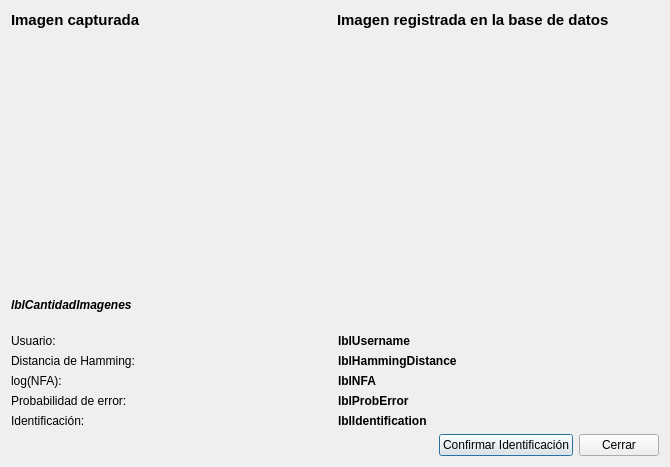
Qt form ui-c++/matchingdialog.ui (mottalli/horus) before a commit.
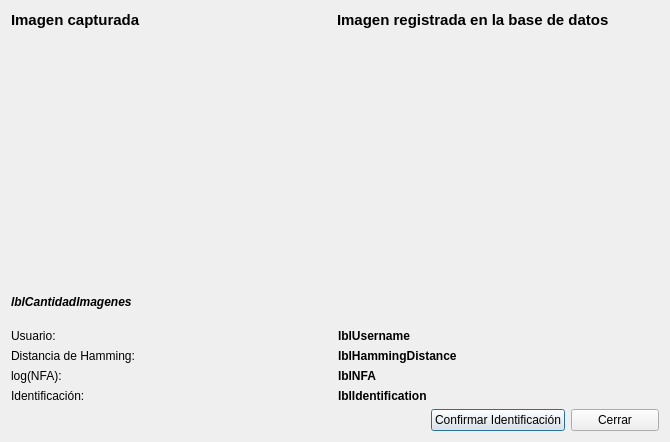
The same form after that commit. Custom widgets are drawn as their Qt base class.

```diff
--- a/ui-c++/matchingdialog.ui
+++ b/ui-c++/matchingdialog.ui
@@ -7,7 +7,7 @@
     <x>0</x>
     <y>0</y>
     <width>670</width>
-    <height>467</height>
+    <height>442</height>
    </rect>
   </property>
   <property name="windowTitle">
@@ -158,30 +158,6 @@
        </item>
       </layout>
      </item>
-     <item>
-      <layout class="QHBoxLayout" name="horizontalLayout_5">
-       <item>
-        <widget class="QLabel" name="label_7">
-         <property name="text">
-          <string>Probabilidad de error:</string>
-         </property>
-        </widget>
-       </item>
-       <item>
-        <widget class="QLabel" name="lblProbError">
-         <property name="font">
-          <font>
-           <weight>75</weight>
-           <bold>true</bold>
-          </font>
-         </property>
-         <property name="text">
-          <string>lblProbError</string>
-         </property>
-        </widget>
-       </item>
-      </layout>
-     </item>
      <item>
       <layout class="QHBoxLayout" name="horizontalLayout_4">
        <item>
@@ -208,7 +184,7 @@
      </item>
     </layout>
    </item>
-   <item row="3" column="1">
+   <item row="3" column="0" colspan="2">
     <spacer name="horizontalSpacer">
      <property name="orientation">
       <enum>Qt::Horizontal</enum>
```
Left out of the diff: 2 changed lines with no effect on the pictures.
